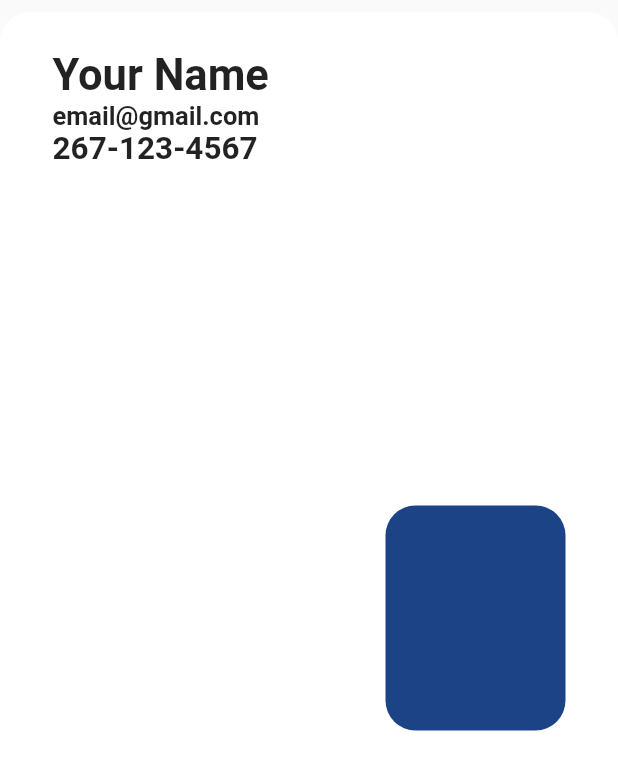
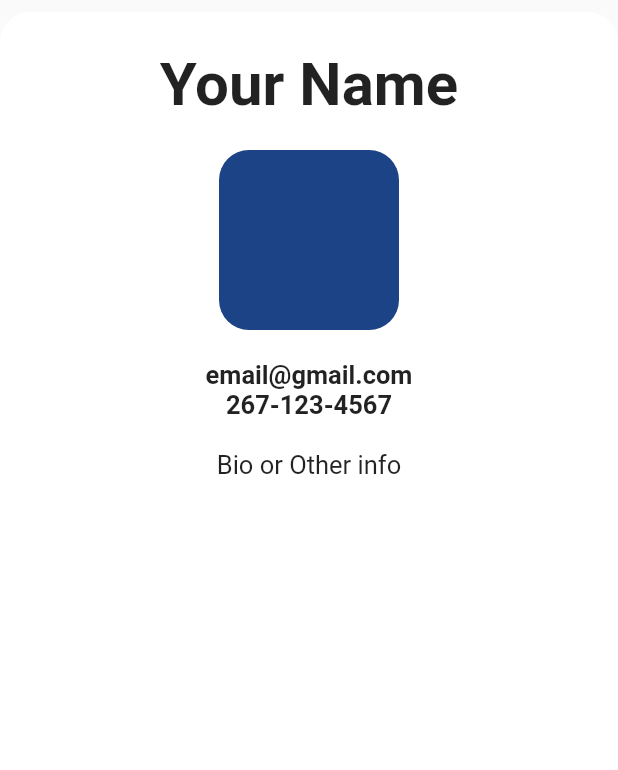
Before and after one commit to FroggoLight/WeCard-CI103-Course-Project, a Flutter app: the PlaceHolder widget shown alone on an empty page, opened directly, on a phone screen of 412 x 824 dp. Shown: the top 770 px of the screen. Run offline on Flutter 3.47's test engine with Material 2 defaults, Android fonts, the light colour scheme and no system bars; network calls fail.

Commit message:
These codes belong to zhixian Li

```diff
--- a/carde/lib/Elements/PlaceHolderCard.dart
+++ b/carde/lib/Elements/PlaceHolderCard.dart
@@ -16,32 +16,39 @@ class PlaceHolder extends StatelessWidget {
               color: Colors.white, borderRadius: BorderRadius.circular(20)),
           // Stuff Within The Card
           child: Row(
-            mainAxisAlignment: MainAxisAlignment.spaceBetween,
+            mainAxisAlignment: MainAxisAlignment.center,
             children: [
               // Text Within The Card
               Column(
-                crossAxisAlignment: CrossAxisAlignment.start,
+                crossAxisAlignment: CrossAxisAlignment.center,
                 children: [
                   Text("Your Name",
                       style:
-                          TextStyle(fontSize: 29, fontWeight: FontWeight.bold)),
+                          TextStyle(fontSize: 40, fontWeight: FontWeight.bold)),
+                  SizedBox(height: 20),
+                  Container(
+                      width: 120,
+                      height: 120,
+
+                      decoration: BoxDecoration(
+                          color: Color((math.Random().nextDouble() * 0xFFFFFF)
+                                  .toInt())
+                              .withOpacity(1.0),
+                          borderRadius: BorderRadius.circular(20))),
+                  SizedBox(height: 20),
                   Text("email@gmail.com",
                       style:
                           TextStyle(fontSize: 17, fontWeight: FontWeight.bold)),
                   Text("267-123-4567",
                       style:
-                          TextStyle(fontSize: 21, fontWeight: FontWeight.bold)),
+                          TextStyle(fontSize: 17, fontWeight: FontWeight.bold)),
+                  SizedBox(height: 20),
+                  Text("Bio or Other info",
+                      style:
+                          TextStyle(fontSize: 17, fontWeight: FontWeight.normal)),
                 ],
               ),
               // Picture Within The Card
-              Container(
-                  width: 120,
-                  height: 150,
-                  decoration: BoxDecoration(
-                      color:
-                          Color((math.Random().nextDouble() * 0xFFFFFF).toInt())
-                              .withOpacity(1.0),
-                      borderRadius: BorderRadius.circular(20)))
             ],
           )),
     );
```
Also changed, not shown: carde/lib/Pages/editPage.dart (+21 -5 lines).
